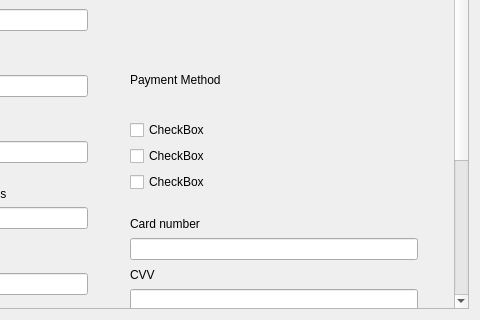
First picture: the form in optionswindow.ui, repository EduPonz/SmartTrashCan_B376, before the edit; both pictures show x 249 to 729 and y 171 to 491 of the 729 by 491 pixel window.
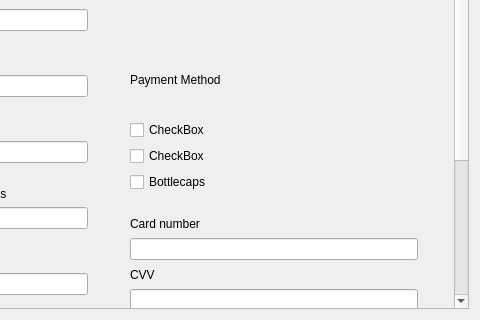
Second picture: the form after the edit.

Commit message: Built optionswindow.ui anew

The edit to the form file:
```diff
--- a/optionswindow.ui
+++ b/optionswindow.ui
@@ -220,7 +220,7 @@
                 <item>
                  <widget class="QCheckBox" name="checkBox_3">
                   <property name="text">
-                   <string>CheckBox</string>
+                   <string>Bottlecaps</string>
                   </property>
                  </widget>
                 </item>
```
